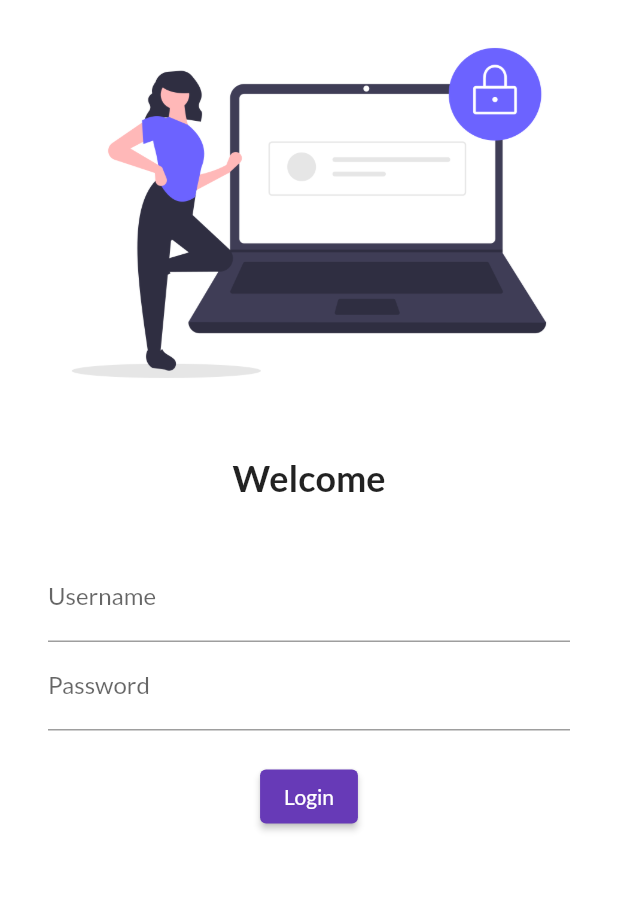
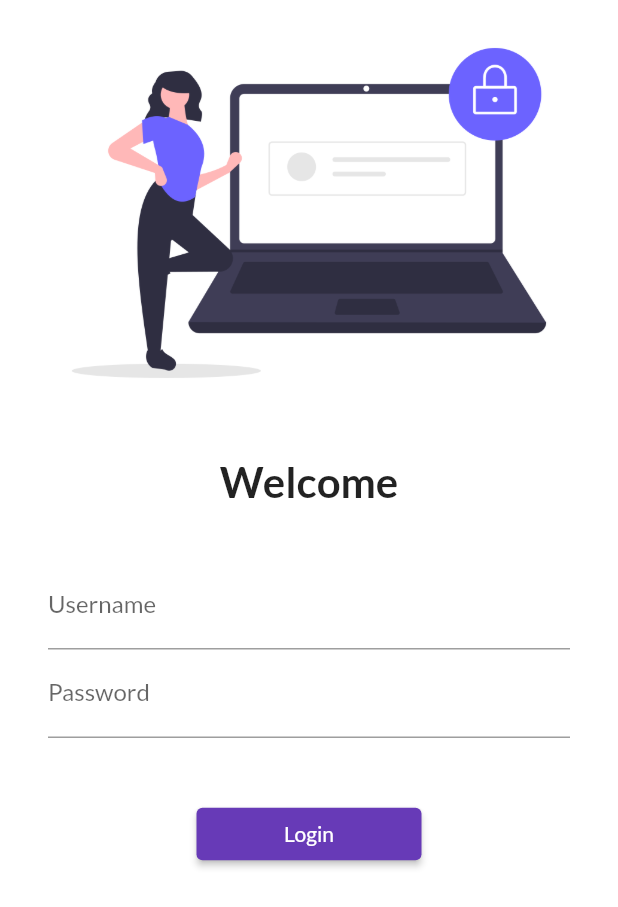
Before and after one commit to VishavjeetS/Catalog-Flutter, a Flutter app: the screen it shows after launch, on a phone screen of 412 x 824 dp. Shown: the top 907 px of the screen. Run offline on Flutter 3.47's test engine with Material 2 defaults, Android fonts, the phone set to English and light mode, and no system bars; our stand-ins replace google_fonts.

Commit message:
Day 5 commit

```diff
--- a/lib/main.dart
+++ b/lib/main.dart
@@ -1,6 +1,7 @@
 import 'package:flutter/material.dart';
 import 'package:flutter_catalog/pages/home_page.dart';
 import 'package:flutter_catalog/pages/login_page.dart';
+import 'package:flutter_catalog/utils/routes.dart';
 import 'package:google_fonts/google_fonts.dart';
 
 void main() {
@@ -17,11 +18,10 @@ class MyApp extends StatelessWidget {
           fontFamily: GoogleFonts.lato().fontFamily,
           primaryTextTheme: GoogleFonts.latoTextTheme()),
       darkTheme: ThemeData(brightness: Brightness.dark),
-      initialRoute: "/",
+      initialRoute: MyRoutes.loginRoute,
       routes: {
-        "/": (context) => LoginPage(),
-        "/home": (context) => Homepage(),
-        "/login": (context) => LoginPage()
+        MyRoutes.homeRoute: (context) => Homepage(),
+        MyRoutes.loginRoute: (context) => LoginPage()
       },
     );
   }
--- a/lib/pages/login_page.dart
+++ b/lib/pages/login_page.dart
@@ -1,10 +1,12 @@
 import 'package:flutter/material.dart';
+import 'package:flutter_catalog/utils/routes.dart';
 
 class LoginPage extends StatelessWidget {
   @override
   Widget build(BuildContext context) {
     return Material(
         color: Colors.white,
+        child: SingleChildScrollView(
           child: Column(
             children: [
               Image.asset(
@@ -16,14 +18,14 @@ class LoginPage extends StatelessWidget {
               ),
               const Text(
                 "Welcome",
-              style: TextStyle(fontSize: 24, fontWeight: FontWeight.bold),
+                style: TextStyle(fontSize: 28, fontWeight: FontWeight.bold),
               ),
               const SizedBox(
                 height: 20,
               ),
               Padding(
-              padding:
-                  const EdgeInsets.symmetric(vertical: 16.0, horizontal: 32.0),
+                padding: const EdgeInsets.symmetric(
+                    vertical: 16.0, horizontal: 32.0),
                 child: Column(
                   children: [
                     TextFormField(
@@ -36,17 +38,21 @@ class LoginPage extends StatelessWidget {
                           hintText: "Enter password", labelText: "Password"),
                     ),
                     const SizedBox(
-                    height: 20,
+                      height: 40,
                     ),
                     ElevatedButton(
                         onPressed: () {
-                        print("Wassappp");
+                          Navigator.pushNamed(context, MyRoutes.homeRoute);
                         },
-                      child: const Text("Login"))
+                        child: const Text("Login"),
+                        style: TextButton.styleFrom(
+                          minimumSize: const Size(150, 35),
+                        ))
                   ],
                 ),
               )
             ],
+          ),
         ));
   }
 }
--- /dev/null
+++ b/lib/utils/routes.dart
@@ -0,0 +1,4 @@
+class MyRoutes {
+  static String loginRoute = "/login";
+  static String homeRoute = "/home";
+}
```
Lines whose indentation alone changed are shown as unchanged.
